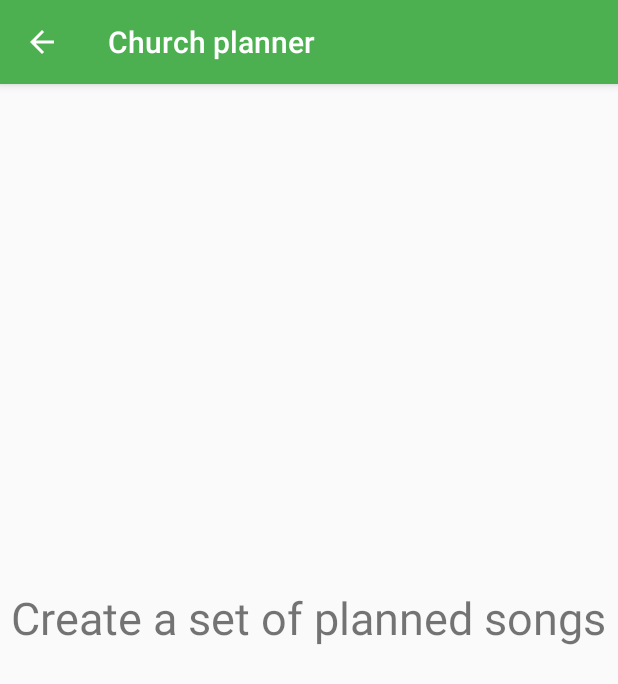
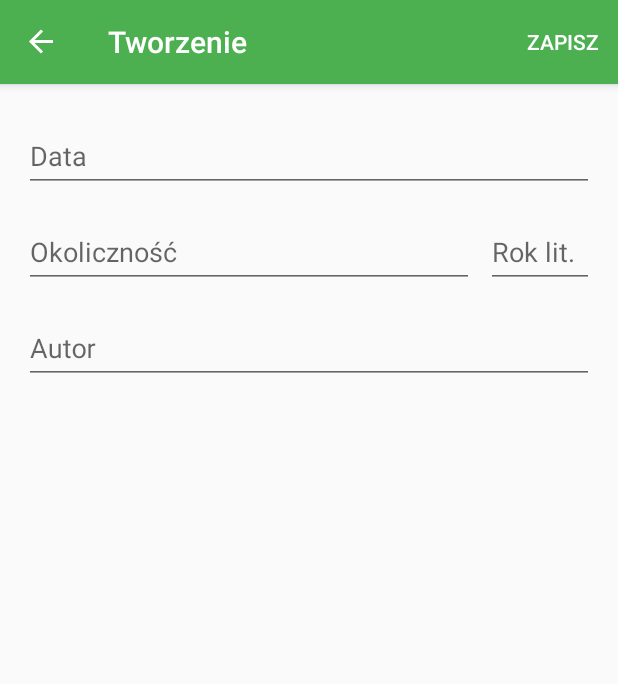
Before and after one commit to mike192/OrganistPlanner, an Android app: the CreatingSetOfSongsFragment screen opened through its navigation route, on a phone screen of 412 x 824 dp. Shown: the top 684 px of the screen. Run offline under Robolectric (Android 15) with nearby library versions, the phone set to English and light mode, and no system bars; our stand-ins replace data binding, navigation-ui.

```diff
--- a/app/src/main/java/pl/mosenko/songplanner/presentation/MainActivity.kt
+++ b/app/src/main/java/pl/mosenko/songplanner/presentation/MainActivity.kt
@@ -12,10 +12,10 @@ import androidx.navigation.ui.NavigationUI
 import androidx.navigation.ui.setupWithNavController
 import pl.mosenko.songplanner.R
 import pl.mosenko.songplanner.databinding.ActivityMainBinding
+import pl.mosenko.songplanner.presentation.base.DrawerManager
 
 
-class MainActivity : AppCompatActivity() {
-
+class MainActivity : AppCompatActivity(), DrawerManager {
     private lateinit var drawerLayout: DrawerLayout
     private lateinit var navigationController: NavController
     private lateinit var activityMainBinding: ActivityMainBinding
@@ -27,11 +27,11 @@ class MainActivity : AppCompatActivity() {
         setSupportActionBar(activityMainBinding.toolbar)
         drawerLayout = activityMainBinding.drawerLayout
         navigationController = Navigation.findNavController(this, R.id.main_nav_fragment)
-//        NavigationUI.setupActionBarWithNavController(this, navigationController, drawerLayout)
+        NavigationUI.setupActionBarWithNavController(this, navigationController, drawerLayout)
         activityMainBinding.navigationView.setupWithNavController(navigationController)
     }
 
-    fun addDrawerListener(): ActionBarDrawerToggle {
+    override fun addDrawerListener(): ActionBarDrawerToggle {
         val toggle = ActionBarDrawerToggle(this, drawerLayout, activityMainBinding.toolbar,
                 R.string.navigation_drawer_open, R.string.navigation_drawer_close)
         drawerLayout.addDrawerListener(toggle)
@@ -39,7 +39,7 @@ class MainActivity : AppCompatActivity() {
         return toggle
     }
 
-    fun removeDrawerListener(drawerListener: DrawerLayout.DrawerListener) {
+    override fun removeDrawerListener(drawerListener: DrawerLayout.DrawerListener) {
         drawerLayout.removeDrawerListener(drawerListener)
     }
 
--- /dev/null
+++ b/app/src/main/java/pl/mosenko/songplanner/presentation/base/DrawerManager.kt
@@ -0,0 +1,10 @@
+package pl.mosenko.songplanner.presentation.base
+
+import androidx.appcompat.app.ActionBarDrawerToggle
+import androidx.drawerlayout.widget.DrawerLayout
+
+interface DrawerManager {
+    fun onBackPressed()
+    fun addDrawerListener(): ActionBarDrawerToggle
+    fun removeDrawerListener(drawerListener: DrawerLayout.DrawerListener)
+}
--- a/app/src/main/java/pl/mosenko/songplanner/presentation/fragment/AboutAppFragment.kt
+++ b/app/src/main/java/pl/mosenko/songplanner/presentation/fragment/AboutAppFragment.kt
@@ -6,7 +6,7 @@ import android.view.View
 import android.view.ViewGroup
 import pl.mosenko.songplanner.databinding.FragmentAboutAppBinding
 
-class AboutAppFragment : HomeBaseFragment() {
+class AboutAppFragment : BaseFragment() {
 
     override fun onCreateView(
             inflater: LayoutInflater,
--- a/app/src/main/java/pl/mosenko/songplanner/presentation/fragment/AllPlannedSongsFragment.kt
+++ b/app/src/main/java/pl/mosenko/songplanner/presentation/fragment/AllPlannedSongsFragment.kt
@@ -7,7 +7,7 @@ import android.view.ViewGroup
 import androidx.fragment.app.Fragment
 import pl.mosenko.songplanner.databinding.FragmentAllPlannedBinding
 
-class AllPlannedSongsFragment : HomeBaseFragment() {
+class AllPlannedSongsFragment : BaseFragment() {
 
     override fun onCreateView(
             inflater: LayoutInflater,
--- a/app/src/main/java/pl/mosenko/songplanner/presentation/fragment/BaseFragment.kt
+++ b/app/src/main/java/pl/mosenko/songplanner/presentation/fragment/BaseFragment.kt
@@ -1,22 +1,39 @@
 package pl.mosenko.songplanner.presentation.fragment
 
-import android.content.Context
 import androidx.annotation.CallSuper
+import androidx.appcompat.app.ActionBarDrawerToggle
 import androidx.fragment.app.Fragment
-import pl.mosenko.songplanner.presentation.MainActivity
+import pl.mosenko.songplanner.presentation.base.DrawerManager
 import java.lang.ref.WeakReference
 
 open class BaseFragment : Fragment() {
-    private var _mainActivity: WeakReference<MainActivity?>? = null
-    var mainActivity: MainActivity?
-        get() = _mainActivity?.get()
+    private var _drawerManager: WeakReference<DrawerManager?>? = null
+    var drawerManager: DrawerManager?
+        get() = _drawerManager?.get()
         set(value) {
-            _mainActivity = WeakReference(value)
+            _drawerManager = WeakReference(value)
         }
 
+    var drawerListener: ActionBarDrawerToggle? = null
+
     @CallSuper
-    override fun onAttach(context: Context?) {
-        super.onAttach(context)
-        mainActivity = activity as MainActivity
+    override fun onStart() {
+        super.onStart()
+        this.drawerManager = activity as DrawerManager
+        drawerListener = this.drawerManager?.addDrawerListener()
+        enableDrawer(true)
+    }
+
+    override fun onStop() {
+        super.onStop()
+        this.drawerManager?.removeDrawerListener(drawerListener!!)
+        this.drawerManager = null
+    }
+
+    fun enableDrawer(enable: Boolean) {
+        drawerListener?.isDrawerIndicatorEnabled = enable
+        if (!enable) {
+            drawerListener?.setToolbarNavigationClickListener { drawerManager?.onBackPressed() }
+        }
     }
 }
--- a/app/src/main/java/pl/mosenko/songplanner/presentation/fragment/CreatingSetOfSongsFragment.kt
+++ b/app/src/main/java/pl/mosenko/songplanner/presentation/fragment/CreatingSetOfSongsFragment.kt
@@ -1,9 +1,8 @@
 package pl.mosenko.songplanner.presentation.fragment
 
 import android.os.Bundle
-import android.view.LayoutInflater
-import android.view.View
-import android.view.ViewGroup
+import android.view.*
+import pl.mosenko.songplanner.R
 import pl.mosenko.songplanner.databinding.FragmentCreatingSetBinding
 
 class CreatingSetOfSongsFragment : BaseFragment() {
@@ -19,8 +18,18 @@ class CreatingSetOfSongsFragment : BaseFragment() {
         return fragmentCreatingSetBinding.root
     }
 
+    override fun onStart() {
+        super.onStart()
+        enableDrawer(false)
+    }
+
     override fun onActivityCreated(savedInstanceState: Bundle?) {
         super.onActivityCreated(savedInstanceState)
-        mainActivity?.supportActionBar?.setDisplayHomeAsUpEnabled(true)
+        setHasOptionsMenu(true)
+    }
+
+    override fun onCreateOptionsMenu(menu: Menu?, inflater: MenuInflater?) {
+        inflater?.inflate(R.menu.menu_creating_set, menu)
+        super.onCreateOptionsMenu(menu, inflater)
     }
 }
--- a/app/src/main/java/pl/mosenko/songplanner/presentation/fragment/HomeBaseFragment.kt
+++ /dev/null
@@ -1,18 +0,0 @@
-package pl.mosenko.songplanner.presentation.fragment
-
-import android.content.Context
-import androidx.appcompat.app.ActionBarDrawerToggle
-
-open class HomeBaseFragment : BaseFragment() {
-    private var drawerListener: ActionBarDrawerToggle? = null
-
-    override fun onAttach(context: Context?) {
-        super.onAttach(context)
-        drawerListener = mainActivity?.addDrawerListener()
-    }
-
-    override fun onDetach() {
-        super.onDetach()
-        mainActivity?.removeDrawerListener(drawerListener!!)
-    }
-}
--- a/app/src/main/java/pl/mosenko/songplanner/presentation/fragment/PlannedSongsFragment.kt
+++ b/app/src/main/java/pl/mosenko/songplanner/presentation/fragment/PlannedSongsFragment.kt
@@ -12,7 +12,7 @@ import pl.mosenko.songplanner.R
 import pl.mosenko.songplanner.databinding.FragmentPlannedSongsBinding
 import pl.mosenko.songplanner.presentation.MainActivity
 
-class PlannedSongsFragment : HomeBaseFragment() {
+class PlannedSongsFragment : BaseFragment() {
     private lateinit var fragmentPlannedSongsBinding: FragmentPlannedSongsBinding
 
     override fun onCreateView(
--- a/app/src/main/java/pl/mosenko/songplanner/presentation/fragment/SettingsFragment.kt
+++ b/app/src/main/java/pl/mosenko/songplanner/presentation/fragment/SettingsFragment.kt
@@ -7,7 +7,7 @@ import android.view.ViewGroup
 import androidx.fragment.app.Fragment
 import pl.mosenko.songplanner.databinding.FragmentSettingsBinding
 
-class SettingsFragment : HomeBaseFragment() {
+class SettingsFragment : BaseFragment() {
 
     override fun onCreateView(
             inflater: LayoutInflater,
--- a/app/src/main/res/layout/activity_main.xml
+++ b/app/src/main/res/layout/activity_main.xml
@@ -36,6 +36,7 @@
                 android:layout_width="match_parent"
                 android:layout_height="match_parent"
                 app:defaultNavHost="true"
+                app:layout_behavior="@string/appbar_scrolling_view_behavior"
                 app:navGraph="@navigation/navigation_graph" />
         </androidx.coordinatorlayout.widget.CoordinatorLayout>
 
--- a/app/src/main/res/layout/fragment_creating_set.xml
+++ b/app/src/main/res/layout/fragment_creating_set.xml
@@ -1,18 +1,85 @@
 <?xml version="1.0" encoding="utf-8"?>
 <layout xmlns:android="http://schemas.android.com/apk/res/android"
-    xmlns:app="http://schemas.android.com/apk/res-auto"
-    xmlns:tools="http://schemas.android.com/tools">
+    xmlns:app="http://schemas.android.com/apk/res-auto">
 
-    <androidx.coordinatorlayout.widget.CoordinatorLayout
+    <androidx.constraintlayout.widget.ConstraintLayout
         android:layout_width="match_parent"
         android:layout_height="match_parent">
 
-        <TextView
-            android:layout_width="wrap_content"
+        <com.google.android.material.textfield.TextInputLayout
+            android:id="@+id/dateInputLayout"
+            android:layout_width="0dp"
             android:layout_height="wrap_content"
-            android:layout_gravity="center"
-            android:text="Create a set of planned songs"
-            android:textSize="30dp" />
+            android:layout_marginStart="16dp"
+            android:layout_marginTop="16dp"
+            android:layout_marginEnd="16dp"
+            app:layout_constraintEnd_toEndOf="parent"
+            app:layout_constraintStart_toStartOf="parent"
+            app:layout_constraintTop_toTopOf="parent">
 
-    </androidx.coordinatorlayout.widget.CoordinatorLayout>
+            <com.google.android.material.textfield.TextInputEditText
+                android:id="@+id/dateEditText"
+                android:layout_width="match_parent"
+                android:layout_height="wrap_content"
+                android:hint="@string/creating_set_date_hint"
+                android:singleLine="true" />
+
+        </com.google.android.material.textfield.TextInputLayout>
+
+        <com.google.android.material.textfield.TextInputLayout
+            android:id="@+id/occasionInputLayout"
+            android:layout_width="300dp"
+            android:layout_height="wrap_content"
+            android:layout_marginTop="8dp"
+            app:layout_constraintEnd_toEndOf="@+id/dateInputLayout"
+            app:layout_constraintHorizontal_bias="0.0"
+            app:layout_constraintStart_toStartOf="@+id/dateInputLayout"
+            app:layout_constraintTop_toBottomOf="@+id/dateInputLayout">
+
+            <com.google.android.material.textfield.TextInputEditText
+                android:id="@+id/occasionEditText"
+                android:layout_width="match_parent"
+                android:layout_height="wrap_content"
+                android:hint="@string/creating_set_occasion_hint"
+                android:singleLine="true" />
+
+        </com.google.android.material.textfield.TextInputLayout>
+
+        <com.google.android.material.textfield.TextInputLayout
+            android:id="@+id/liturgicalYearInputLayout"
+            android:layout_width="0dp"
+            android:layout_height="wrap_content"
+            android:layout_marginStart="8dp"
+            app:layout_constraintEnd_toEndOf="@+id/dateInputLayout"
+            app:layout_constraintStart_toEndOf="@+id/occasionInputLayout"
+            app:layout_constraintTop_toTopOf="@+id/occasionInputLayout">
+
+            <com.google.android.material.textfield.TextInputEditText
+                android:id="@+id/liturgicalYearEditText"
+                android:layout_width="match_parent"
+                android:layout_height="wrap_content"
+                android:hint="@string/creating_set_liturgical_year_hint"
+                android:singleLine="true" />
+
+        </com.google.android.material.textfield.TextInputLayout>
+
+        <com.google.android.material.textfield.TextInputLayout
+            android:id="@+id/authorInputLayout"
+            android:layout_width="0dp"
+            android:layout_height="wrap_content"
+            android:layout_marginTop="8dp"
+            app:layout_constraintEnd_toEndOf="@+id/liturgicalYearInputLayout"
+            app:layout_constraintStart_toStartOf="@+id/occasionInputLayout"
+            app:layout_constraintTop_toBottomOf="@+id/occasionInputLayout">
+
+            <com.google.android.material.textfield.TextInputEditText
+                android:id="@+id/authorEditText"
+                android:layout_width="match_parent"
+                android:layout_height="wrap_content"
+                android:hint="@string/creating_set_author"
+                android:singleLine="true" />
+
+        </com.google.android.material.textfield.TextInputLayout>
+
+    </androidx.constraintlayout.widget.ConstraintLayout>
 </layout>
--- /dev/null
+++ b/app/src/main/res/menu/menu_creating_set.xml
@@ -0,0 +1,7 @@
+<?xml version="1.0" encoding="utf-8"?>
+<menu xmlns:android="http://schemas.android.com/apk/res/android"
+    xmlns:app="http://schemas.android.com/apk/res-auto">
+    <item
+        android:title="@string/creating_set_save"
+        app:showAsAction="ifRoom" />
+</menu>
--- a/app/src/main/res/navigation/navigation_graph.xml
+++ b/app/src/main/res/navigation/navigation_graph.xml
@@ -7,7 +7,7 @@
     <fragment
         android:id="@+id/planned_songs_nav"
         android:name="pl.mosenko.songplanner.presentation.fragment.PlannedSongsFragment"
-        android:label="PlannedSongsFragment" >
+        android:label="@string/toolbar_title_planned">
         <action
             android:id="@+id/action_plannedSongsFragment_to_creatingSetOfSongsFragment"
             app:destination="@id/creating_set_of_songs_nav"
@@ -29,17 +29,17 @@
     <fragment
         android:id="@+id/about_app_nav"
         android:name="pl.mosenko.songplanner.presentation.fragment.AboutAppFragment"
-        android:label="AboutAppFragment" />
+        android:label="@string/toolbar_title_about_app" />
     <fragment
         android:id="@+id/all_planned_songs_nav"
         android:name="pl.mosenko.songplanner.presentation.fragment.AllPlannedSongsFragment"
-        android:label="AllPlannedSongsFragment" />
+        android:label="@string/toolbar_title_all" />
     <fragment
         android:id="@+id/settings_nav"
         android:name="pl.mosenko.songplanner.presentation.fragment.SettingsFragment"
-        android:label="SettingsFragment" />
+        android:label="@string/toolbar_title_settings" />
     <fragment
         android:id="@+id/creating_set_of_songs_nav"
         android:name="pl.mosenko.songplanner.presentation.fragment.CreatingSetOfSongsFragment"
-        android:label="CreatingSetOfSongsFragment" />
+        android:label="@string/toolbar_title_creating_set" />
 </navigation>
--- a/app/src/main/res/values/strings.xml
+++ b/app/src/main/res/values/strings.xml
@@ -1,13 +1,23 @@
 <resources>
     <string name="app_name">Church planner</string>
-    <string name="navigation_drawer_open">Open navigation drawer</string>
-    <string name="navigation_drawer_close">Close navigation drawer</string>
+    <string name="navigation_drawer_open">Otwórz menu boczne</string>
+    <string name="navigation_drawer_close">Zamknij menu boczne</string>
     <string name="nav_header_title">Android Studio</string>
-    <string name="nav_header_subtitle">android.studio@android.com</string>
-    <string name="nav_header_desc">Navigation header</string>
-    <string name="action_settings">Settings</string>
+
     <string name="menu_navigation_planned">Zaplanowane</string>
     <string name="menu_navigation_all">Wszystkie</string>
     <string name="menu_navigation_settings">Ustawienia</string>
     <string name="menu_navigation_about_app">O aplikacji</string>
+
+    <string name="toolbar_title_planned">Zaplanowane</string>
+    <string name="toolbar_title_all">Wszystkie</string>
+    <string name="toolbar_title_settings">Ustawienia</string>
+    <string name="toolbar_title_about_app">O aplikacji</string>
+    <string name="toolbar_title_creating_set">Tworzenie</string>
+
+    <string name="creating_set_save">ZAPISZ</string>
+    <string name="creating_set_date_hint">Data</string>
+    <string name="creating_set_occasion_hint">Okoliczność</string>
+    <string name="creating_set_liturgical_year_hint">Rok lit.</string>
+    <string name="creating_set_author">Autor</string>
 </resources>
```
